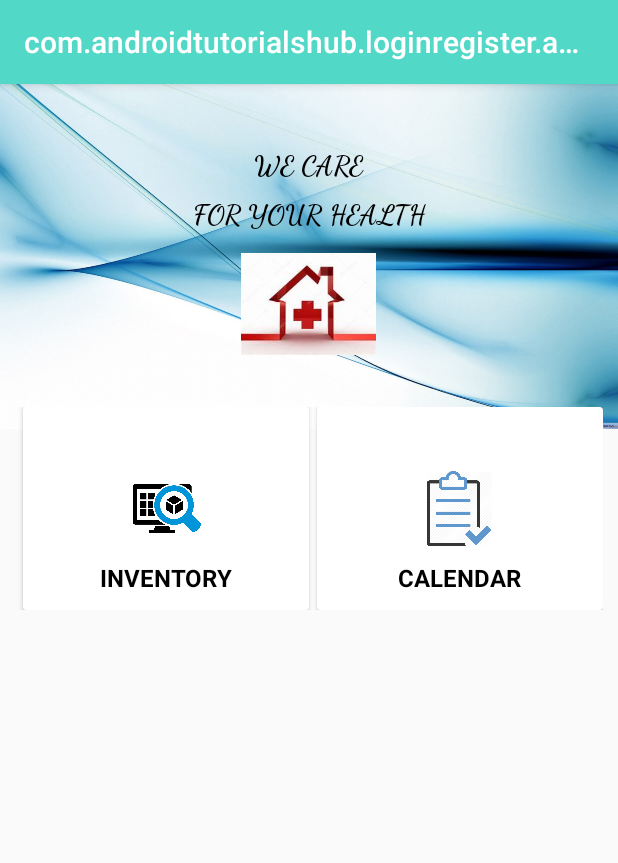
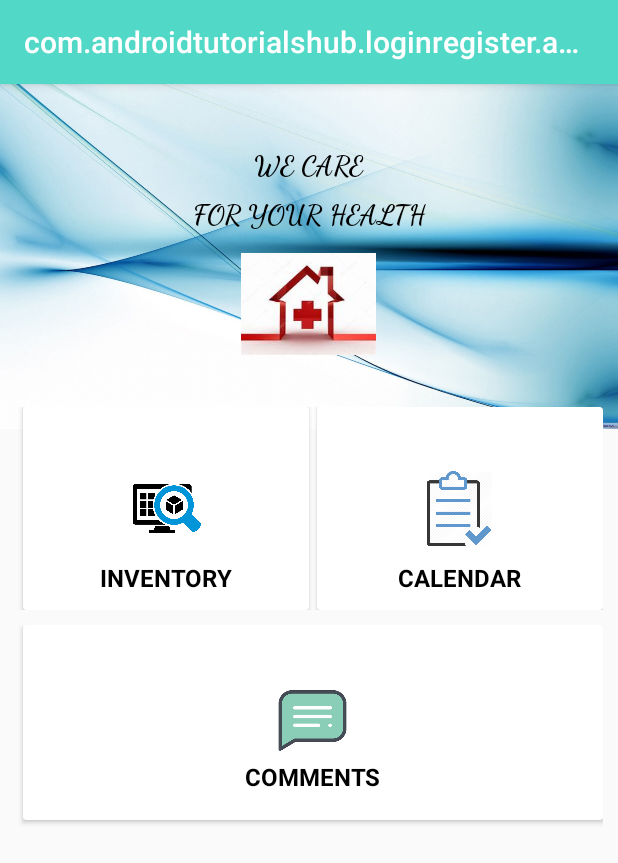
Before and after one commit to baramadalina/Android, an Android app: the SecondActivity screen opened directly, with no data from a screen before it, on a phone screen of 412 x 824 dp. Shown: the top 863 px of the screen. Run offline under Robolectric (Android 15) with nearby library versions, the phone set to English and light mode, and no system bars.

Commit message:
add Comments section and activity *customize spinner dropdown for equipment selection

```diff
--- a/app/src/main/AndroidManifest.xml
+++ b/app/src/main/AndroidManifest.xml
@@ -25,7 +25,7 @@
         <activity android:name=".activities.InventoryMainActivity" />
         <activity android:name=".activities.InventoryUpdateDeleteActivity" />
         <activity android:name=".activities.TasksActivity" />
-        <activity android:name=".activities.ReportsActivity" />
+        <activity android:name=".activities.InventoryCommentsActivity" />
 
         <activity
             android:name=".activities.InventoryListActivity"
--- a/app/src/main/java/com/androidtutorialshub/loginregister/activities/AddReservationEventActivity.java
+++ b/app/src/main/java/com/androidtutorialshub/loginregister/activities/AddReservationEventActivity.java
@@ -89,7 +89,8 @@ public class AddReservationEventActivity extends MenuActivity {
         reservationSqlCommander = new ReservationSqlCommander(databaseHelper);
         final List<Equipment> inventoryList = equipmentSqlCommander.getAllEquipments();
         List<String> equipmentNamesList = getAllEquipmentsDetails(inventoryList);
-        ArrayAdapter<String> adapter = new ArrayAdapter<>(this, android.R.layout.simple_spinner_dropdown_item, equipmentNamesList);
+        ArrayAdapter<String> adapter = new ArrayAdapter<>(this, R.layout.spinner_equipment_dropdown_all_items, equipmentNamesList);
+        adapter.setDropDownViewResource(R.layout.spinner_equipment_dropdown_selected_item);
         dropdownEquipment.setAdapter(adapter);
 
         btnFilterOptions.setOnClickListener(new View.OnClickListener() {
--- a/app/src/main/java/com/androidtutorialshub/loginregister/activities/SecondActivity.java
+++ b/app/src/main/java/com/androidtutorialshub/loginregister/activities/SecondActivity.java
@@ -13,6 +13,7 @@ public class SecondActivity extends AppCompatActivity {
 
     private Button btn_inventory;
     private Button btn_calendar;
+    private Button btn_comments;
 
     @Override
     protected void onCreate(Bundle savedInstanceState) {
@@ -21,6 +22,7 @@ public class SecondActivity extends AppCompatActivity {
 
         btn_inventory = (Button) findViewById(R.id.ButtonInventory);
         btn_calendar = (Button) findViewById(R.id.ButtonCalendar);
+        btn_comments = findViewById(R.id.ButtonComments);
 
         btn_inventory.setOnClickListener(new View.OnClickListener() {
             @Override
@@ -42,5 +44,16 @@ public class SecondActivity extends AppCompatActivity {
             }
         });
 
+        btn_comments.setOnClickListener(new View.OnClickListener() {
+            @Override
+            public void onClick(View v) {
+                Intent currentIntent = getIntent();
+                String authenticatedEmail = currentIntent.getStringExtra("EMAIL");
+                Intent intent = new Intent(SecondActivity.this, InventoryCommentsActivity.class);
+                intent.putExtra("EMAIL", authenticatedEmail);
+                startActivity(intent);
+            }
+        });
+
     }
 }
--- a/app/src/main/java/com/androidtutorialshub/loginregister/activities/demo/DateManager.java
+++ b/app/src/main/java/com/androidtutorialshub/loginregister/activities/demo/DateManager.java
@@ -67,9 +67,9 @@ public class DateManager {
         return dateFormat.format(this.mCalendar.getTimeInMillis());
     }
 
-    public String getReadableDateTimeString() {
+    public String getReadableDateTimeString(long timeStampToDisplay) {
         DateFormat dateFormat = new SimpleDateFormat("MMM dd, yyyy hh:mm a");
-        return dateFormat.format(this.mCalendar.getTimeInMillis());
+        return dateFormat.format(timeStampToDisplay);
     }
 
     public String getReadableDayDateTimeString() {
--- a/app/src/main/java/com/androidtutorialshub/loginregister/activities/demo/Event.java
+++ b/app/src/main/java/com/androidtutorialshub/loginregister/activities/demo/Event.java
@@ -117,7 +117,7 @@ public class Event implements Parcelable {
     }
 
     public String getDateTimeString() {
-        return mDateManager.getReadableDateTimeString();
+        return mDateManager.getReadableDateTimeString(start_timestamp);
     }
 
 
--- a/app/src/main/java/com/androidtutorialshub/loginregister/model/Equipment.java
+++ b/app/src/main/java/com/androidtutorialshub/loginregister/model/Equipment.java
@@ -21,8 +21,7 @@ public class Equipment implements Parcelable {
     private String yearOfManufacture;
     private String quantityAvailable;
 
-    public Equipment() {
-    }
+    public Equipment() {}
 
     public Equipment(int id, String name, String room) {
         this.id = id;
--- a/app/src/main/res/layout/activity_second.xml
+++ b/app/src/main/res/layout/activity_second.xml
@@ -185,6 +185,56 @@
                                 </RelativeLayout>
                             </android.support.v7.widget.CardView>
                         </LinearLayout>
+                    <LinearLayout
+                        android:layout_width="match_parent"
+                        android:layout_height="135dp"
+                        android:orientation="horizontal"
+                        android:layout_marginBottom="10dp">
+
+                        <android.support.v7.widget.CardView
+                            android:layout_width="match_parent"
+                            android:layout_height="match_parent"
+                            android:layout_weight="1"
+                            android:gravity="center"
+                            android:layout_marginLeft="5dp"
+                            android:layout_marginBottom="5dp"
+                            android:orientation="vertical">
+
+                            <RelativeLayout
+                                android:layout_width="match_parent"
+                                android:layout_height="match_parent">
+
+                                <ImageView
+                                    android:layout_width="50dp"
+                                    android:layout_height="50dp"
+                                    android:src="@drawable/comments"
+                                    android:layout_centerInParent="true"
+                                    android:id="@+id/ImageViewComments" />
+
+                                <TextView
+                                    android:layout_width="wrap_content"
+                                    android:layout_height="wrap_content"
+                                    android:text="COMMENTS"
+                                    android:textColor="#000000"
+                                    android:textSize="16sp"
+                                    android:layout_centerHorizontal="true"
+                                    android:layout_marginTop="90dp"
+                                    android:layout_marginBottom="10dp"
+                                    android:textStyle="normal|bold" />
+
+                                <Button
+                                    android:id="@+id/ButtonComments"
+                                    android:layout_width="381dp"
+                                    android:layout_height="match_parent"
+                                    android:layout_alignParentEnd="true"
+                                    android:layout_alignParentBottom="true"
+                                    android:layout_marginEnd="9dp"
+                                    android:layout_marginBottom="-22dp"
+                                    android:background="@android:color/transparent" />
+
+                            </RelativeLayout>
+                        </android.support.v7.widget.CardView>
+                    </LinearLayout>
 
                     </LinearLayout>
 
--- a/app/src/main/res/layout/fragment1_comments.xml
+++ b/app/src/main/res/layout/fragment_equipment_comments.xml
@@ -45,7 +45,7 @@
                 android:layout_height="wrap_content"
                 android:text="Send"
                 android:id="@+id/btnCommentSend"
-                android:background="@drawable/button_default_bg"
+                android:background="@color/colorTextHint"
                 android:layout_weight="30"
                 android:textSize="16sp"
                 style="@style/DefaultButtonText"
--- a/app/src/main/res/values/colors.xml
+++ b/app/src/main/res/values/colors.xml
@@ -6,4 +6,5 @@
     <color name="colorBackground">#413e4f</color>
     <color name="colorText">#FFFFFF</color>
     <color name="colorTextHint">#51d8c7</color>
+    <color name="colorBlack">#000000</color>
 </resources>
```
Also changed, not shown: app/src/main/java/com/androidtutorialshub/loginregister/activities/InventoryCommentsActivity.java (added, +48 -0 lines), app/src/main/java/com/androidtutorialshub/loginregister/activities/ReportsActivity.java (deleted, +0 -15 lines), app/src/main/java/com/androidtutorialshub/loginregister/activities/demo/Comment.java (+64 -3 lines), app/src/main/java/com/androidtutorialshub/loginregister/activities/demo/CommentsFragment.java (+6 -6 lines), app/src/main/res/layout/activity_inventory_comments_home.xml (added, +74 -0 lines), app/src/main/res/layout/activity_reports.xml (deleted, +0 -13 lines), app/src/main/res/layout/spinner_equipment_dropdown_all_items.xml (added, +11 -0 lines), app/src/main/res/layout/spinner_equipment_dropdown_selected_item.xml (added, +9 -0 lines), app/src/main/res/drawable-hdpi/comments.png (added), app/src/main/res/drawable/report.png (deleted).
